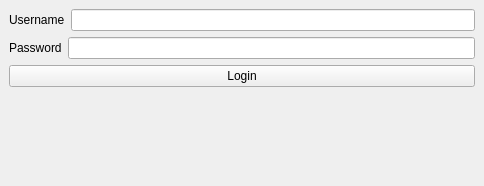
Qt form mainwindow.ui (SanimKumarKhatri/DSA_Project) before a commit.
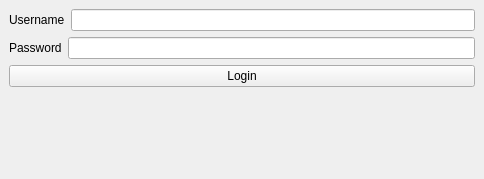
The same form after that commit.

```diff
--- a/mainwindow.ui
+++ b/mainwindow.ui
@@ -7,16 +7,16 @@
     <x>0</x>
     <y>0</y>
     <width>484</width>
-    <height>186</height>
+    <height>179</height>
    </rect>
   </property>
   <property name="windowTitle">
    <string>The Big Sick</string>
   </property>
   <widget class="QWidget" name="centralwidget">
-   <layout class="QVBoxLayout" name="verticalLayout_3">
+   <layout class="QVBoxLayout" name="verticalLayout_4">
     <item>
-     <layout class="QVBoxLayout" name="verticalLayout_4">
+     <layout class="QVBoxLayout" name="verticalLayout_3">
       <item>
        <layout class="QVBoxLayout" name="verticalLayout_2">
         <item>
```
